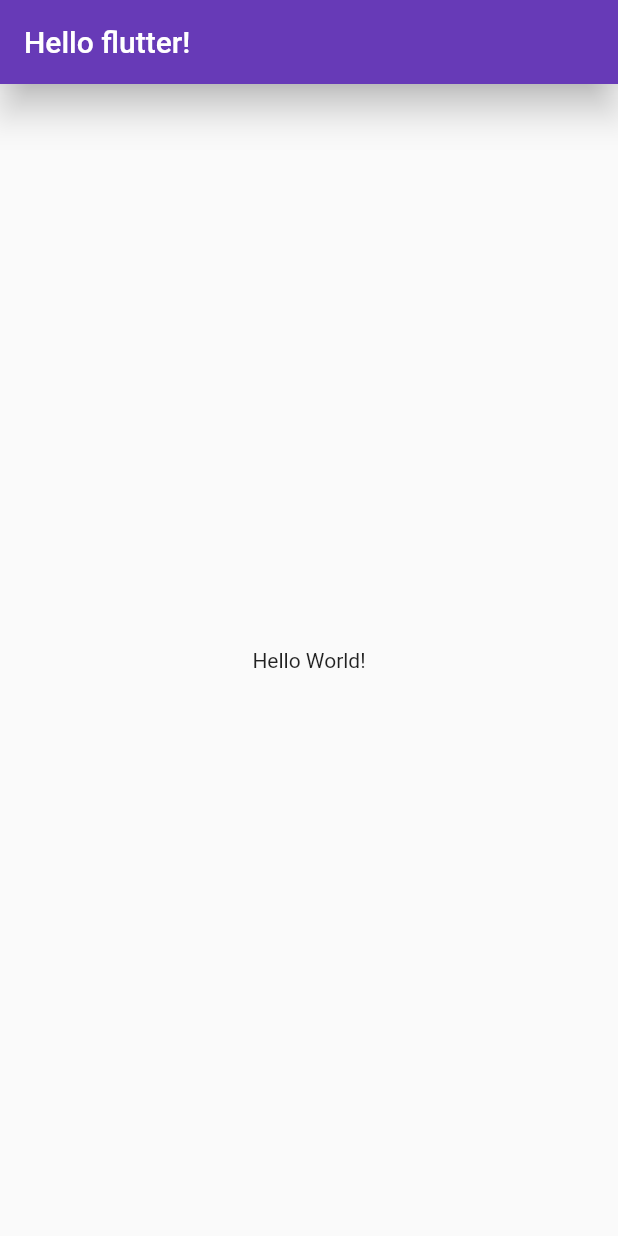
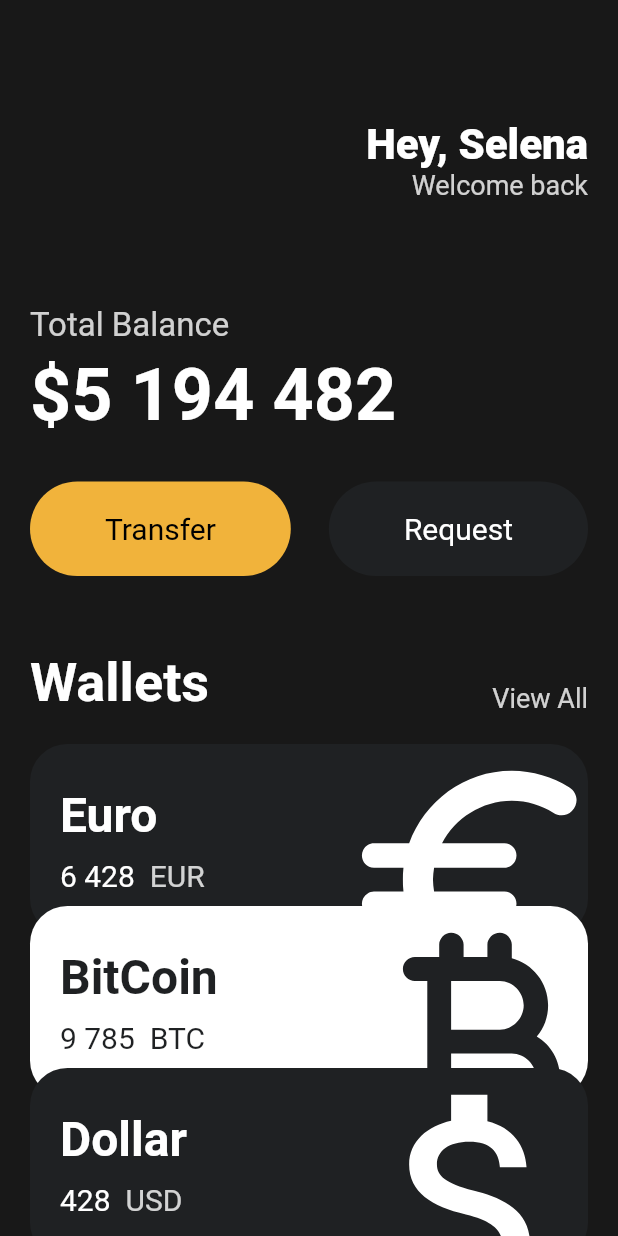
Before and after one commit to ketchup0211/Nomad_Flutter, a Flutter app: the screen it shows after launch, on a phone screen of 412 x 824 dp. Run offline on Flutter 3.47's test engine with Material 2 defaults, Android fonts, the phone set to English and light mode, and no system bars.

Commit message:
Flutter Clone3.2

```diff
--- a/toonflix/lib/main.dart
+++ b/toonflix/lib/main.dart
@@ -1,4 +1,6 @@
 import 'package:flutter/material.dart';
+import 'widgets/button.dart';
+import 'widgets/card.dart';
 
 void main() {
   runApp(const App());
@@ -11,16 +13,139 @@ class App extends StatelessWidget {
   Widget build(BuildContext context) {
     return MaterialApp(
       home: Scaffold(
-        appBar: AppBar(
-          elevation: 10,
-          centerTitle: false,
-          backgroundColor: Colors.deepPurple,
-          title: const Text(
-            'Hello flutter!',
+        backgroundColor: const Color(0xff181818),
+        body: SingleChildScrollView(
+          child: Padding(
+            padding: const EdgeInsets.symmetric(
+              horizontal: 20,
+            ),
+            child: Column(
+              crossAxisAlignment: CrossAxisAlignment.start,
+              children: [
+                const SizedBox(
+                  height: 80,
+                ),
+                Row(
+                  mainAxisAlignment: MainAxisAlignment.end,
+                  children: [
+                    Column(
+                      crossAxisAlignment: CrossAxisAlignment.end,
+                      children: [
+                        const Text(
+                          'Hey, Selena',
+                          style: TextStyle(
+                            color: Colors.white,
+                            fontSize: 28,
+                            fontWeight: FontWeight.w800,
+                          ),
+                        ),
+                        Text(
+                          'Welcome back',
+                          style: TextStyle(
+                            color: Colors.white.withOpacity(0.8),
+                            fontSize: 18,
+                          ),
+                        ),
+                      ],
+                    ),
+                  ],
+                ),
+                const SizedBox(
+                  height: 70,
+                ),
+                Text(
+                  'Total Balance',
+                  style: TextStyle(
+                    color: Colors.white.withOpacity(0.8),
+                    fontSize: 22,
+                  ),
+                ),
+                const SizedBox(
+                  height: 5,
+                ),
+                const Text(
+                  '\$5 194 482',
+                  style: TextStyle(
+                    color: Colors.white,
+                    fontSize: 48,
+                    fontWeight: FontWeight.w600,
+                  ),
+                ),
+                const SizedBox(
+                  height: 30,
+                ),
+                const Row(
+                  mainAxisAlignment: MainAxisAlignment.spaceBetween,
+                  children: [
+                    Button(
+                      text: 'Transfer',
+                      textColor: Colors.black,
+                      bgColor: Color(0xFFF1B33B),
+                    ),
+                    Button(
+                      text: 'Request',
+                      textColor: Colors.white,
+                      bgColor: Color(0xFF1f2123),
+                    ),
+                  ],
+                ),
+                const SizedBox(
+                  height: 50,
+                ),
+                Row(
+                  crossAxisAlignment: CrossAxisAlignment.end,
+                  mainAxisAlignment: MainAxisAlignment.spaceBetween,
+                  children: [
+                    const Text(
+                      'Wallets',
+                      style: TextStyle(
+                        fontSize: 36,
+                        color: Colors.white,
+                        fontWeight: FontWeight.w600,
+                      ),
+                    ),
+                    Text(
+                      'View All',
+                      style: TextStyle(
+                        fontSize: 18,
+                        color: Colors.white.withOpacity(0.8),
+                      ),
+                    ),
+                  ],
+                ),
+                const SizedBox(
+                  height: 20,
+                ),
+                const CurrencyCard(
+                  name: "Euro",
+                  code: "EUR",
+                  amount: "6 428",
+                  icon: Icons.euro_rounded,
+                  isInverted: false,
+                ),
+                Transform.translate(
+                  offset: const Offset(0, -20),
+                  child: const CurrencyCard(
+                    name: "BitCoin",
+                    code: "BTC",
+                    amount: "9 785",
+                    icon: Icons.currency_bitcoin_rounded,
+                    isInverted: true,
+                  ),
+                ),
+                Transform.translate(
+                  offset: const Offset(0, -40),
+                  child: const CurrencyCard(
+                    name: "Dollar",
+                    code: "USD",
+                    amount: "428",
+                    icon: Icons.attach_money_outlined,
+                    isInverted: false,
+                  ),
+                ),
+              ],
+            ),
           ),
-        ),
-        body: const Center(
-          child: Text('Hello World!'),
         ),
       ),
     );
--- /dev/null
+++ b/toonflix/lib/widgets/button.dart
@@ -0,0 +1,37 @@
+import 'package:flutter/material.dart';
+
+class Button extends StatelessWidget {
+  final String text;
+  final Color textColor;
+  final Color bgColor;
+
+  const Button({
+    super.key,
+    required this.text,
+    required this.textColor,
+    required this.bgColor,
+  });
+
+  @override
+  Widget build(BuildContext context) {
+    return Container(
+      decoration: BoxDecoration(
+        color: bgColor,
+        borderRadius: BorderRadius.circular(45),
+      ),
+      child: Padding(
+        padding: const EdgeInsets.symmetric(
+          horizontal: 50,
+          vertical: 20,
+        ),
+        child: Text(
+          text,
+          style: TextStyle(
+            color: textColor,
+            fontSize: 20,
+          ),
+        ),
+      ),
+    );
+  }
+}
--- /dev/null
+++ b/toonflix/lib/widgets/card.dart
@@ -0,0 +1,89 @@
+import 'package:flutter/material.dart';
+
+class CurrencyCard extends StatelessWidget {
+  final String name, code, amount;
+  final IconData icon;
+  final bool isInverted;
+
+  final _blackColor = const Color(0xFF1f2123);
+
+  const CurrencyCard({
+    super.key,
+    required this.name,
+    required this.code,
+    required this.amount,
+    required this.icon,
+    required this.isInverted,
+  });
+
+  @override
+  Widget build(BuildContext context) {
+    return Container(
+      clipBehavior: Clip.hardEdge,
+      decoration: BoxDecoration(
+          borderRadius: BorderRadius.circular(25),
+          color: isInverted ? Colors.white : _blackColor),
+      child: Padding(
+        padding: const EdgeInsets.all(20),
+        child: Row(
+          mainAxisAlignment: MainAxisAlignment.spaceBetween,
+          children: [
+            Column(
+              crossAxisAlignment: CrossAxisAlignment.start,
+              children: [
+                Text(
+                  name,
+                  style: TextStyle(
+                    color: isInverted ? _blackColor : Colors.white,
+                    fontSize: 32,
+                    fontWeight: FontWeight.w600,
+                  ),
+                ),
+                const SizedBox(
+                  height: 10,
+                ),
+                Row(
+                  children: [
+                    Text(
+                      amount,
+                      style: TextStyle(
+                        color: isInverted ? _blackColor : Colors.white,
+                        fontSize: 20,
+                      ),
+                    ),
+                    const SizedBox(
+                      width: 10,
+                    ),
+                    Text(
+                      code,
+                      style: TextStyle(
+                        color: isInverted
+                            ? _blackColor
+                            : Colors.white.withOpacity(0.8),
+                        fontSize: 20,
+                      ),
+                    ),
+                  ],
+                ),
+              ],
+            ),
+            Transform.scale(
+              scale: 2.2,
+              child: Transform.translate(
+                offset: const Offset(
+                  -5,
+                  12,
+                ),
+                child: Icon(
+                  icon,
+                  color: isInverted ? _blackColor : Colors.white,
+                  size: 88,
+                ),
+              ),
+            ),
+          ],
+        ),
+      ),
+    );
+  }
+}
```
Also changed, not shown: 1 other file.
